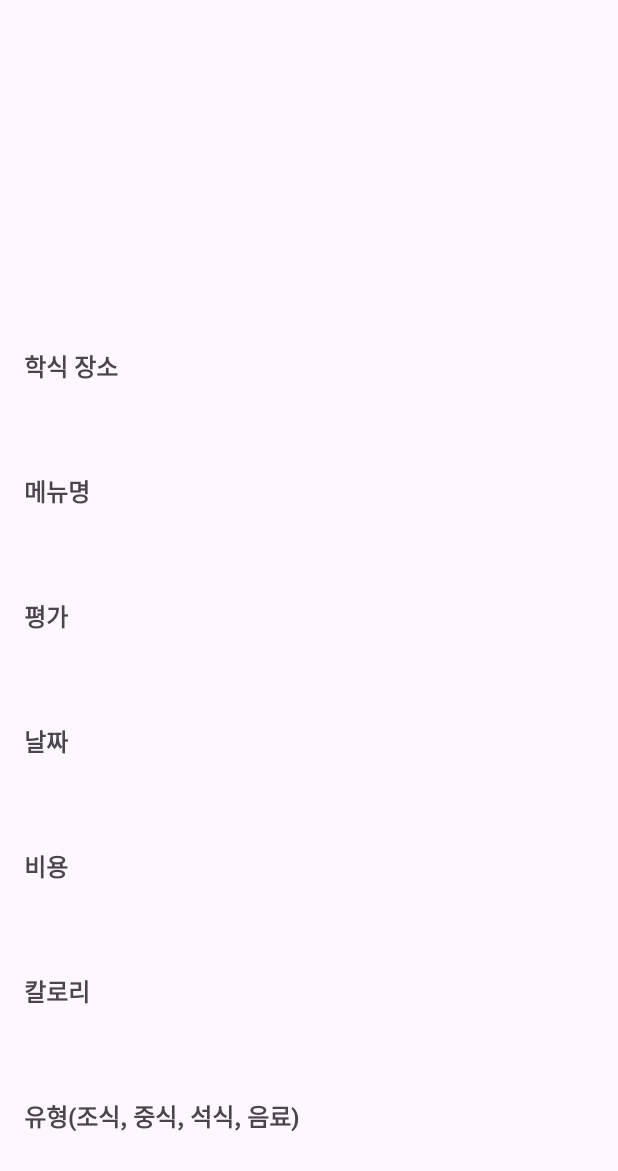
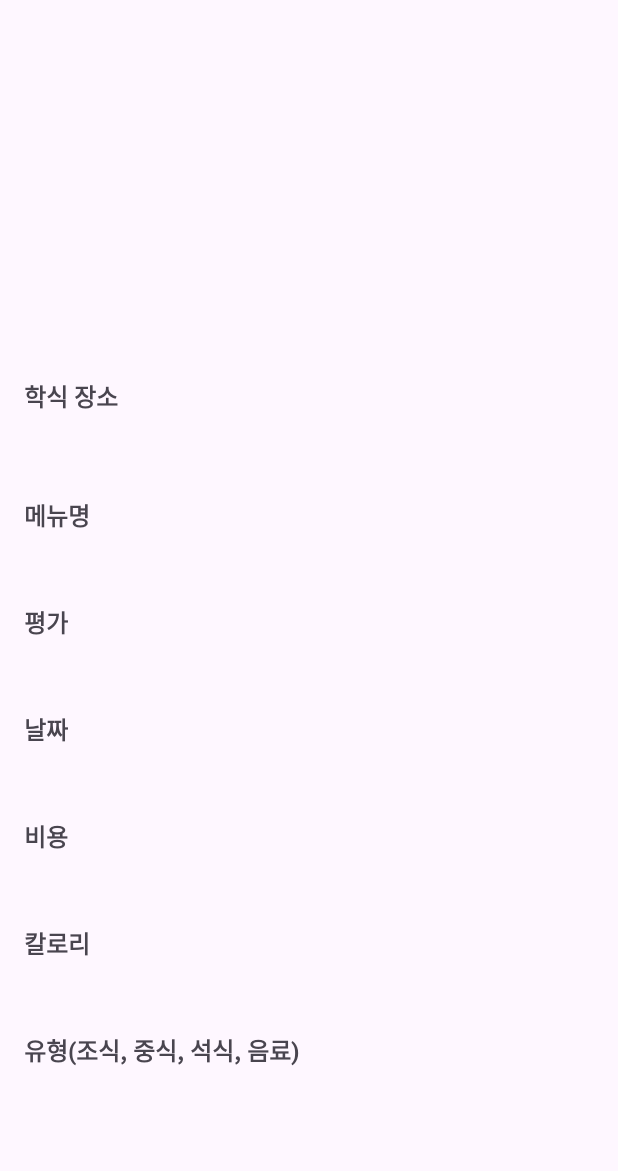
Before and after one commit to Lee-Seonghyun316/FinalApp, an Android app: the MealDetailActivity screen opened directly, with no data from a screen before it, on a phone screen of 412 x 824 dp. Shown: the top 1171 px of the screen. Run offline under Robolectric (Android 15) with nearby library versions, the phone set to English and light mode, and no system bars.

Commit message:
레이아웃 수정

```diff
--- a/app/src/main/res/layout/activity_meal_detail.xml
+++ b/app/src/main/res/layout/activity_meal_detail.xml
@@ -1,7 +1,9 @@
 <!-- activity_meal_detail.xml -->
+
 <ScrollView xmlns:android="http://schemas.android.com/apk/res/android"
     android:layout_width="match_parent"
     android:layout_height="match_parent">
+
     <LinearLayout xmlns:android="http://schemas.android.com/apk/res/android"
         xmlns:tools="http://schemas.android.com/tools"
         android:layout_width="match_parent"
@@ -16,13 +18,14 @@
             android:layout_height="200dp"
             android:layout_below="@id/textViewPlace"
             android:layout_marginTop="16dp"
+            android:layout_marginBottom="20dp"
             android:scaleType="centerCrop" />
 
         <TextView
             android:id="@+id/textViewPlaceTitle"
             android:layout_width="wrap_content"
             android:layout_height="wrap_content"
-        android:layout_marginBottom="8dp"
+            android:layout_marginBottom="4dp"
             android:text="학식 장소"
             android:textSize="16sp"
             android:textStyle="bold" />
@@ -40,7 +43,7 @@
         android:layout_height="wrap_content"
         android:layout_below="@id/imageViewMeal"
         android:layout_marginTop="16dp"
-        android:layout_marginBottom="8dp"
+        android:layout_marginBottom="4dp"
         android:text="메뉴명"
         android:textSize="16sp"
         android:textStyle="bold" />
@@ -50,7 +53,7 @@
         android:layout_width="wrap_content"
         android:layout_height="wrap_content"
         android:layout_below="@id/textViewMenuNameTitle"
-        android:layout_marginBottom="16dp" />
+        android:layout_marginBottom="8dp" />
 
     <TextView
         android:id="@+id/textViewRatingTitle"
@@ -58,7 +61,7 @@
         android:layout_height="wrap_content"
         android:layout_below="@id/textViewMenuName"
         android:layout_marginTop="16dp"
-        android:layout_marginBottom="8dp"
+        android:layout_marginBottom="4dp"
         android:text="평가"
         android:textSize="16sp"
         android:textStyle="bold" />
@@ -68,7 +71,7 @@
         android:layout_width="wrap_content"
         android:layout_height="wrap_content"
         android:layout_below="@id/textViewRatingTitle"
-        android:layout_marginBottom="16dp" />
+        android:layout_marginBottom="8dp" />
 
     <!-- ... Previous fields ... -->
 
@@ -78,7 +81,7 @@
         android:layout_height="wrap_content"
         android:layout_below="@id/textViewRating"
         android:layout_marginTop="16dp"
-        android:layout_marginBottom="8dp"
+        android:layout_marginBottom="4dp"
         android:text="날짜"
         android:textSize="16sp"
         android:textStyle="bold" />
@@ -88,7 +91,7 @@
         android:layout_width="wrap_content"
         android:layout_height="wrap_content"
         android:layout_below="@id/textViewTimeTitle"
-        android:layout_marginBottom="16dp" />
+        android:layout_marginBottom="8dp" />
 
     <TextView
         android:id="@+id/textViewCostTitle"
@@ -96,7 +99,7 @@
         android:layout_height="wrap_content"
         android:layout_below="@id/textViewTime"
         android:layout_marginTop="16dp"
-        android:layout_marginBottom="8dp"
+        android:layout_marginBottom="4dp"
         android:text="비용"
         android:textSize="16sp"
         android:textStyle="bold" />
@@ -106,7 +109,7 @@
         android:layout_width="wrap_content"
         android:layout_height="wrap_content"
         android:layout_below="@id/textViewCostTitle"
-        android:layout_marginBottom="16dp" />
+        android:layout_marginBottom="8dp" />
 
     <TextView
         android:id="@+id/textViewCaloriesTitle"
@@ -114,7 +117,7 @@
         android:layout_height="wrap_content"
         android:layout_below="@id/textViewCost"
         android:layout_marginTop="16dp"
-        android:layout_marginBottom="8dp"
+        android:layout_marginBottom="4dp"
         android:text="칼로리"
         android:textSize="16sp"
         android:textStyle="bold" />
@@ -124,7 +127,7 @@
         android:layout_width="wrap_content"
         android:layout_height="wrap_content"
         android:layout_below="@id/textViewCaloriesTitle"
-        android:layout_marginBottom="16dp" />
+        android:layout_marginBottom="8dp" />
 
         <TextView
             android:id="@+id/textViewTypeTitle"
@@ -132,7 +135,7 @@
             android:layout_height="wrap_content"
             android:layout_below="@id/textViewCalories"
             android:layout_marginTop="16dp"
-        android:layout_marginBottom="8dp"
+            android:layout_marginBottom="4dp"
             android:text="유형(조식, 중식, 석식, 음료)"
             android:textSize="16sp"
             android:textStyle="bold" />
@@ -144,7 +147,7 @@
             android:layout_below="@id/textViewTypeTitle"
             android:layout_marginBottom="16dp" />
 
-    <!-- ... Any additional fields ... -->
+        <!-- ... 추가 필드들 ... -->
 
     </LinearLayout>
 </ScrollView>
```
Lines whose indentation alone changed are shown as unchanged.
